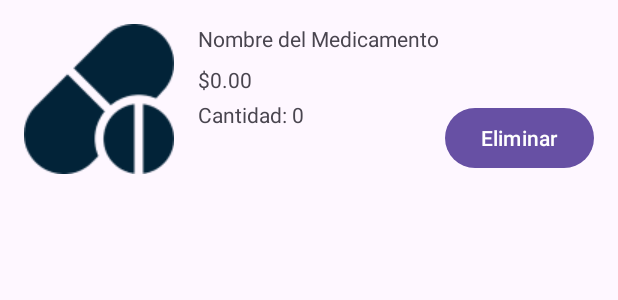
After one commit to SiletGer/farmaciaudb, an Android app: the layout item_carrito.xml on its own in the app's theme, with its tools: preview values and no code run, on a phone screen of 412 x 824 dp. The commit adds this screen. Shown: the top 300 px of the screen. Run offline under Robolectric (Android 15) with nearby library versions, the phone set to English and light mode, and no system bars.

Commit message:
version 3 boton carrito este si?

```diff
--- /dev/null
+++ b/app/src/main/java/com/example/farmaciaudb/MedicamentoCarrito.kt
@@ -0,0 +1,3 @@
+package com.example.farmaciaudb
+
+data class MedicamentoCarrito (val medicamento: Medication, var cantidad: Int)
--- /dev/null
+++ b/app/src/main/res/layout/item_carrito.xml
@@ -0,0 +1,55 @@
+<?xml version="1.0" encoding="utf-8"?>
+<androidx.constraintlayout.widget.ConstraintLayout xmlns:android="http://schemas.android.com/apk/res/android"
+    xmlns:app="http://schemas.android.com/apk/res-auto"
+    android:layout_width="match_parent"
+    android:layout_height="wrap_content"
+    android:padding="16dp">
+
+    <ImageView
+        android:id="@+id/imageViewCarritoItem"
+        android:layout_width="100dp"
+        android:layout_height="100dp"
+        android:src="@drawable/ic_medicamento"
+         app:layout_constraintStart_toStartOf="parent"
+         app:layout_constraintTop_toTopOf="parent"
+         app:layout_constraintBottom_toBottomOf="parent" />
+
+    <TextView
+        android:id="@+id/textViewCarritoItemNombre"
+        android:layout_width="0dp"
+        android:layout_height="wrap_content"
+        android:layout_marginStart="16dp"
+        android:text="Nombre del Medicamento"
+        app:layout_constraintStart_toEndOf="@id/imageViewCarritoItem"
+        app:layout_constraintTop_toTopOf="@id/imageViewCarritoItem"
+        app:layout_constraintEnd_toEndOf="parent" />
+
+    <TextView
+        android:id="@+id/textViewCarritoItemPrecio"
+        android:layout_width="0dp"
+        android:layout_height="wrap_content"
+        android:layout_marginTop="8dp"
+        android:text="$0.00"
+        app:layout_constraintStart_toStartOf="@id/textViewCarritoItemNombre"
+        app:layout_constraintTop_toBottomOf="@id/textViewCarritoItemNombre"
+        app:layout_constraintEnd_toEndOf="parent" />
+
+    <TextView
+        android:id="@+id/textViewCarritoItemCantidad"
+        android:layout_width="0dp"
+        android:layout_height="wrap_content"
+        android:layout_marginTop="4dp"
+        android:text="Cantidad: 0"
+        app:layout_constraintStart_toStartOf="@id/textViewCarritoItemPrecio"
+        app:layout_constraintTop_toBottomOf="@id/textViewCarritoItemPrecio"
+        app:layout_constraintEnd_toEndOf="parent" />
+
+    <Button
+        android:id="@+id/buttonCarritoItemEliminar"
+        android:layout_width="wrap_content"
+        android:layout_height="wrap_content"
+        android:text="Eliminar"
+        app:layout_constraintEnd_toEndOf="parent"
+        app:layout_constraintBottom_toBottomOf="@id/imageViewCarritoItem" />
+
+</androidx.constraintlayout.widget.ConstraintLayout>
--- a/app/src/main/res/values/strings.xml
+++ b/app/src/main/res/values/strings.xml
@@ -2,4 +2,6 @@
     <string name="app_name">farmaciaudb</string>
     <string name="pharmacy_image_desc">imagen farmacia</string>
     <string name="logo_desc">Logo de Farmacia UDB</string>
+    <string name="price" />
+    <string name="item_price" />
 </resources>
```
Also changed, not shown: app/src/main/java/com/example/farmaciaudb/CarrionAdapter.kt (added, +33 -0 lines), app/src/main/java/com/example/farmaciaudb/CarritoActivity.kt (+26 -0 lines), app/src/main/java/com/example/farmaciaudb/CarritoRepository.kt (added, +21 -0 lines), app/src/main/java/com/example/farmaciaudb/MedicamentosActivity.kt (+7 -4 lines), app/src/main/java/com/example/farmaciaudb/MedicationAdapter.kt (+15 -6 lines), app/src/main/res/layout/activity_carrito.xml (+24 -0 lines), app/src/main/res/drawable/default_image.jpg (added), app/src/main/res/drawable/ic_car2.png (added).
